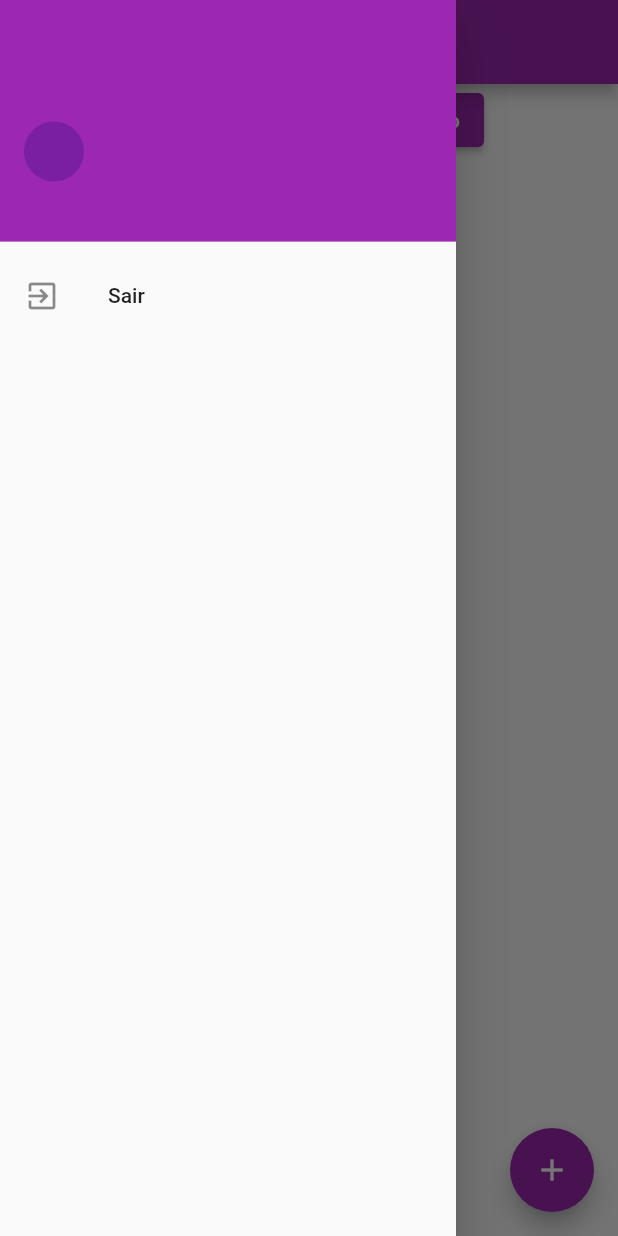
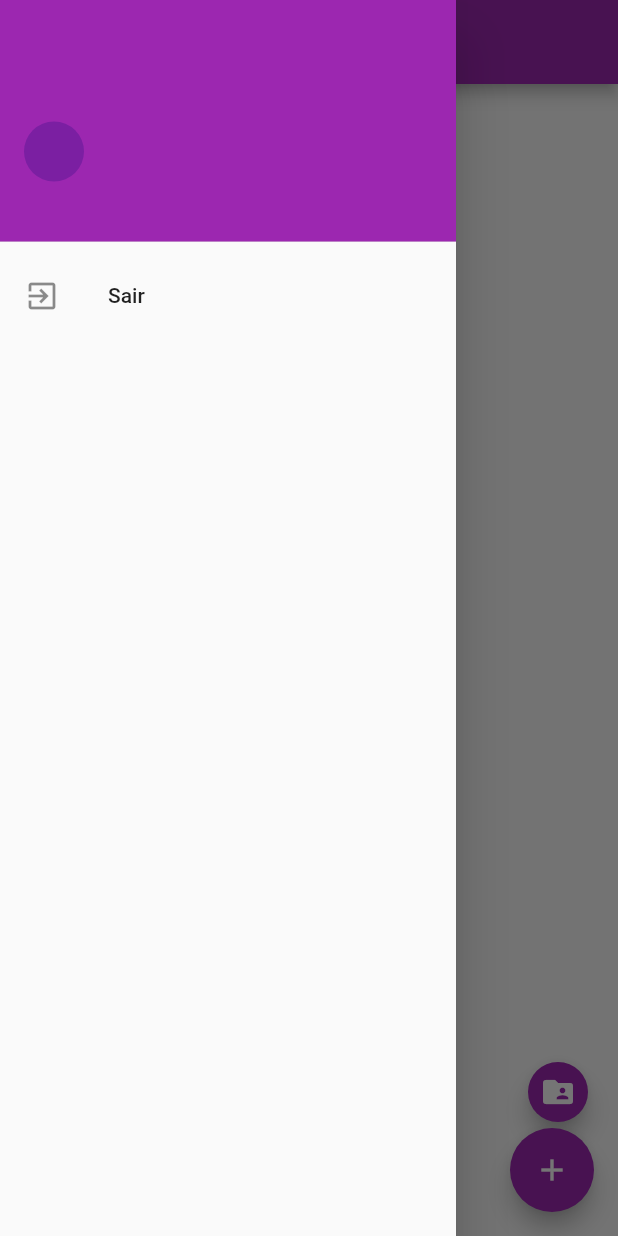
Before and after one commit to ricarthlima/flutter-firebase-tdc, a Flutter app: the screen it shows once a user with an empty profile is signed in, with the side drawer open, on a phone screen of 412 x 824 dp. Run offline on Flutter 3.47's test engine with Material 2 defaults, Android fonts, the phone set to English and light mode, and no system bars; our stand-ins replace cloud_firestore, file_picker, firebase_auth, firebase_core, firebase_storage, modal_bottom_sheet; missing offline and left inert: flutter_windowmanager; accounts and stored records are empty; network calls fail.

Commit message:
didatic refactor

```diff
--- a/lib/main.dart
+++ b/lib/main.dart
@@ -7,11 +7,15 @@ import 'pages/image_page/image_page.dart';
 import 'pages/upload_page/upload_page.dart';
 
 void main() async {
+  // Necessário quando usa-se uma "main()" assíncrona
   WidgetsFlutterBinding.ensureInitialized();
 
+  //Linha responsável por proibir printscreens
   await FlutterWindowManager.addFlags(FlutterWindowManager.FLAG_SECURE);
 
+  // Inicializa o app Firebase (usando as informações no google-services.json)
   await Firebase.initializeApp();
+
   runApp(const MyApp());
 }
 
--- a/lib/pages/upload_page/upload_page.dart
+++ b/lib/pages/upload_page/upload_page.dart
@@ -21,8 +21,12 @@ class _UploadPageState extends State<UploadPage> {
 
   User? user;
 
+  bool isShowingShared = false;
+
   @override
   void initState() {
+    // Verifica se há desconexão do usuário
+
     auth.authStateChanges().listen((User? user) {
       if (user == null) {
         Navigator.pushReplacementNamed(context, "login");
@@ -39,7 +43,9 @@ class _UploadPageState extends State<UploadPage> {
   Widget build(BuildContext context) {
     return Scaffold(
       appBar: AppBar(
-        title: const Text("Can't Print"),
+        title: Text(
+          (isShowingShared) ? "Imagens compartilhadas" : "Minhas imagens",
+        ),
       ),
       drawer: Drawer(
         child: Column(
@@ -61,14 +67,31 @@ class _UploadPageState extends State<UploadPage> {
           ],
         ),
       ),
-      floatingActionButton: FloatingActionButton(
-        onPressed: () {
-          openModalToUpload();
-        },
-        child: const Icon(Icons.add),
+      floatingActionButton: Column(
+        mainAxisAlignment: MainAxisAlignment.end,
+        crossAxisAlignment: CrossAxisAlignment.end,
+        children: [
+          FloatingActionButton(
+            onPressed: () {
+              setState(() {
+                isShowingShared = !isShowingShared;
+              });
+            },
+            mini: true,
+            child: Icon(
+              (!isShowingShared) ? Icons.folder_shared : Icons.folder,
+            ),
+          ),
+          FloatingActionButton(
+            onPressed: () {
+              openModalToUpload();
+            },
+            child: const Icon(Icons.add),
+          ),
+        ],
       ),
       body: (user != null)
-          ? ListImagesWidget(user)
+          ? ListImagesWidget(user, isShowingShared)
           : const CircularProgressIndicator(),
     );
   }
--- a/lib/pages/upload_page/widgets/list_images_widget.dart
+++ b/lib/pages/upload_page/widgets/list_images_widget.dart
@@ -9,7 +9,9 @@ import 'image_widget.dart';
 // ignore: must_be_immutable
 class ListImagesWidget extends StatefulWidget {
   User? user;
-  ListImagesWidget(this.user, {Key? key}) : super(key: key);
+  bool isShowingShared;
+  ListImagesWidget(this.user, this.isShowingShared, {Key? key})
+      : super(key: key);
 
   @override
   State<ListImagesWidget> createState() => _ListImagesWidgetState();
@@ -23,7 +25,7 @@ class _ListImagesWidgetState extends State<ListImagesWidget> {
   List<ImageFirestoreModel> listImageFirestore = [];
   List<ImageFirestoreModel> listSharedImageFirestore = [];
 
-  bool isShowingShared = false;
+  //bool isShowingShared = false;
 
   @override
   void initState() {
@@ -84,33 +86,16 @@ class _ListImagesWidgetState extends State<ListImagesWidget> {
   @override
   Widget build(BuildContext context) {
     return SingleChildScrollView(
-      child: Column(
-        children: [
-          ElevatedButton(
-            onPressed: () {
-              setState(() {
-                isShowingShared = !isShowingShared;
-              });
-            },
-            child: Text(
-              (!isShowingShared)
-                  ? "Mostrar compartilhadas comigo"
-                  : "Mostrar minhas imagens",
-            ),
-          ),
-          const SizedBox(height: 16),
-          Center(
+      child: Center(
         child: Wrap(
           children: [
-                for (ImageFirestoreModel imageFirestore in (!isShowingShared)
+            for (ImageFirestoreModel imageFirestore in (!widget.isShowingShared)
                 ? listImageFirestore
                 : listSharedImageFirestore)
               ImageWidget(imageFirestore: imageFirestore)
           ],
         ),
       ),
-        ],
-      ),
     );
   }
 }
```
Also changed, not shown: lib/pages/login_page/login_page.dart (+11 -17 lines), pubspec.yaml (+5 -5 lines), docs/funcs.gif (added), docs/thumb.png (added), 1 other file. Lines whose indentation alone changed are shown as unchanged.
